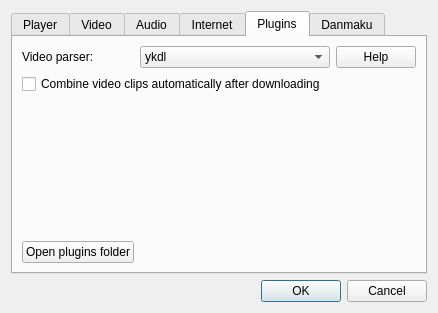
Above: src/settingsdialog.ui from coslyk/moonplayer before the change. Below: the same form after it.
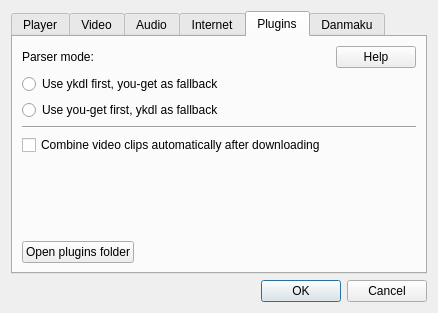
That is the form after the change. The open tabs and pages were chosen to show the change.

Commit message: Parse video with another parser, when failing with first parser

The edit to the form file:
```diff
--- a/src/settingsdialog.ui
+++ b/src/settingsdialog.ui
@@ -288,62 +288,35 @@
        <string>Plugins</string>
       </attribute>
       <layout class="QGridLayout" name="gridLayout">
-       <item row="1" column="1">
-        <widget class="QComboBox" name="parserComboBox">
-         <item>
-          <property name="text">
-           <string>ykdl</string>
-          </property>
-         </item>
-         <item>
-          <property name="text">
-           <string>you-get</string>
-          </property>
-         </item>
-        </widget>
-       </item>
-       <item row="4" column="0">
-        <widget class="QPushButton" name="viewPluginsButton">
-         <property name="text">
-          <string>Open plugins folder</string>
-         </property>
-        </widget>
-       </item>
-       <item row="3" column="0">
-        <spacer name="verticalSpacer">
-         <property name="orientation">
-          <enum>Qt::Vertical</enum>
-         </property>
-         <property name="sizeHint" stdset="0">
-          <size>
-           <width>20</width>
-           <height>40</height>
-          </size>
-         </property>
-        </spacer>
-       </item>
-       <item row="1" column="0">
-        <widget class="QLabel" name="label_4">
-         <property name="text">
-          <string>Video parser:</string>
-         </property>
-        </widget>
-       </item>
-       <item row="1" column="2">
+       <item row="0" column="3">
         <widget class="QPushButton" name="parserHelpButton">
          <property name="text">
           <string>Help</string>
          </property>
         </widget>
        </item>
-       <item row="2" column="0" colspan="3">
+       <item row="1" column="0" colspan="4">
+        <widget class="QRadioButton" name="ykdlButton">
+         <property name="text">
+          <string>Use ykdl first, you-get as fallback</string>
+         </property>
+        </widget>
+       </item>
+       <item row="5" column="0" colspan="4">
         <widget class="QCheckBox" name="combineCheckBox">
          <property name="text">
           <string>Combine video clips automatically after downloading</string>
          </property>
         </widget>
        </item>
-       <item row="4" column="1">
+       <item row="7" column="0" colspan="2">
+        <widget class="QPushButton" name="viewPluginsButton">
+         <property name="text">
+          <string>Open plugins folder</string>
+         </property>
+        </widget>
+       </item>
+       <item row="7" column="2">
         <spacer name="horizontalSpacer">
          <property name="orientation">
           <enum>Qt::Horizontal</enum>
@@ -356,6 +329,40 @@
          </property>
         </spacer>
        </item>
+       <item row="0" column="0" colspan="2">
+        <widget class="QLabel" name="label_4">
+         <property name="text">
+          <string>Parser mode:</string>
+         </property>
+        </widget>
+       </item>
+       <item row="4" column="0" colspan="4">
+        <widget class="Line" name="line">
+         <property name="orientation">
+          <enum>Qt::Horizontal</enum>
+         </property>
+        </widget>
+       </item>
+       <item row="6" column="0" colspan="2">
+        <spacer name="verticalSpacer">
+         <property name="orientation">
+          <enum>Qt::Vertical</enum>
+         </property>
+         <property name="sizeHint" stdset="0">
+          <size>
+           <width>20</width>
+           <height>40</height>
+          </size>
+         </property>
+        </spacer>
+       </item>
+       <item row="3" column="0" colspan="4">
+        <widget class="QRadioButton" name="yougetButton">
+         <property name="text">
+          <string>Use you-get first, ykdl as fallback</string>
+         </property>
+        </widget>
+       </item>
       </layout>
      </widget>
      <widget class="QWidget" name="danmakuTab">
```
The commit also changes 2 other files.
